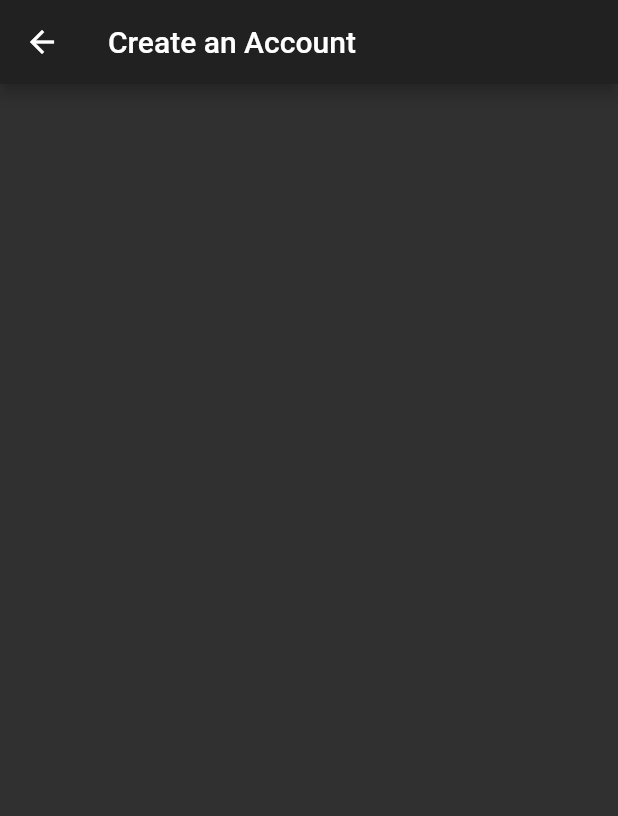
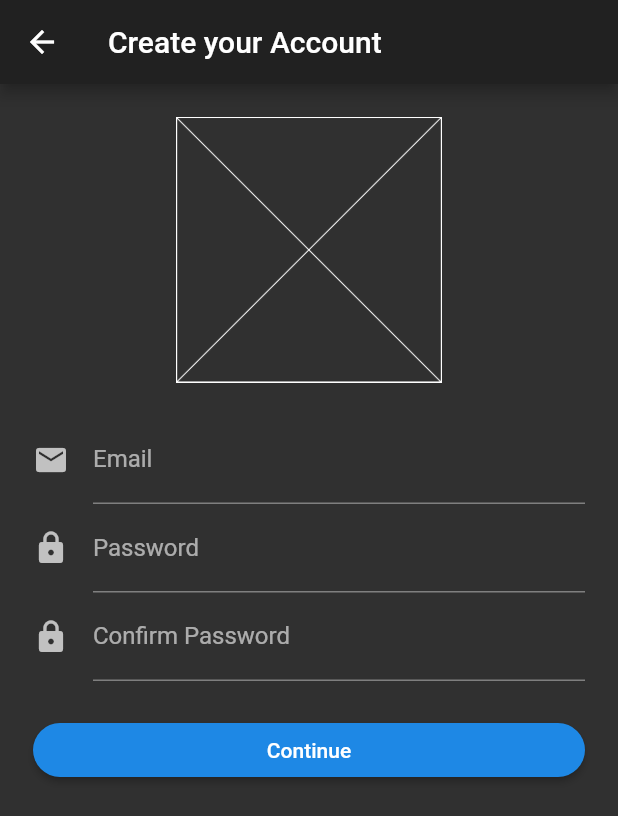
Before and after one commit to Emil1483/find_devs, a Flutter app: the CreateAccountRoute screen opened by its route, on a phone screen of 412 x 824 dp. Shown: the top 816 px of the screen. Run offline on Flutter 3.47's test engine with Material 2 defaults, Android fonts, the light colour scheme and no system bars; our stand-ins replace firebase_auth; accounts and stored records are empty.

Commit message:
create account route

```diff
--- a/lib/routes/auth_route.dart
+++ b/lib/routes/auth_route.dart
@@ -5,12 +5,18 @@ import '../providers/user.dart';
 import './home_route.dart';
 import './create_account.dart';
 
-class AuthRoute extends StatelessWidget {
+class AuthRoute extends StatefulWidget {
   static const routeName = "/auth";
 
+  @override
+  _AuthRouteState createState() => _AuthRouteState();
+}
+
+class _AuthRouteState extends State<AuthRoute> {
   final GlobalKey<FormState> _formKey = GlobalKey<FormState>();
-  final TextEditingController _email = TextEditingController();
-  final TextEditingController _password = TextEditingController();
+
+  String _email;
+  String _password;
 
   Widget _buildLogo() {
     return Container(
@@ -26,8 +32,8 @@ class AuthRoute extends StatelessWidget {
   List<Widget> _buildFormFields() {
     return <Widget>[
       TextFormField(
-        controller: _email,
         keyboardType: TextInputType.emailAddress,
+        onSaved: (String str) => _email = str,
         decoration: InputDecoration(
           labelText: "Email",
           icon: Icon(Icons.mail),
@@ -42,8 +48,8 @@ class AuthRoute extends StatelessWidget {
         },
       ),
       TextFormField(
-        controller: _password,
         obscureText: true,
+        onSaved: (String str) => _password = str,
         decoration: InputDecoration(
           labelText: "Password",
           icon: Icon(Icons.lock),
@@ -68,9 +74,11 @@ class AuthRoute extends StatelessWidget {
       onPressed: () async {
         final formState = _formKey.currentState;
         if (!formState.validate()) return;
+        formState.save();
+
         if (await user.signInWithEmail(
-          email: _email.text,
-          password: _password.text,
+          email: _email,
+          password: _password,
         )) {
           Navigator.pushReplacementNamed(context, HomeRoute.routeName);
         }
--- a/lib/routes/create_account.dart
+++ b/lib/routes/create_account.dart
@@ -1,13 +1,120 @@
 import 'package:flutter/material.dart';
+import 'package:provider/provider.dart';
 
-class CreateAccountRoute extends StatelessWidget {
+import '../providers/user.dart';
+import './home_route.dart';
+
+class CreateAccountRoute extends StatefulWidget {
   static const String routeName = "/createAcc";
+
+  @override
+  _CreateAccountRouteState createState() => _CreateAccountRouteState();
+}
+
+class _CreateAccountRouteState extends State<CreateAccountRoute> {
+  final GlobalKey<FormState> _formKey = GlobalKey<FormState>();
+
+  String _email;
+  String _password;
+  String _passwordConfirm;
+
+  Widget _buildLogo() {
+    return Container(
+      alignment: Alignment.center,
+      height: 177.0,
+      margin: EdgeInsets.symmetric(vertical: 22.0),
+      child: Image(
+        image: AssetImage("assets/missing_asset.png"),
+      ),
+    );
+  }
+
+  List<Widget> _buildFormFields() {
+    return <Widget>[
+      TextFormField(
+        keyboardType: TextInputType.emailAddress,
+        onSaved: (String str) => _email = str,
+        decoration: InputDecoration(
+          labelText: "Email",
+          icon: Icon(Icons.mail),
+        ),
+        validator: (String input) {
+          if (input.isEmpty) return "Please type in your email";
+          if (!RegExp(
+            r"[a-z0-9!#$%&'*+/=?^_`{|}~-]+(?:\.[a-z0-9!#$%&'*+/=?^_`{|}~-]+)*@(?:[a-z0-9](?:[a-z0-9-]*[a-z0-9])?\.)+[a-z0-9](?:[a-z0-9-]*[a-z0-9])?",
+          ).hasMatch(input)) return "Email must be valid";
+
+          return null;
+        },
+      ),
+      TextFormField(
+        obscureText: true,
+        onSaved: (String str) => _password = str,
+        decoration: InputDecoration(
+          labelText: "Password",
+          icon: Icon(Icons.lock),
+        ),
+        validator: (String input) {
+          if (input.isEmpty) return "Please type in your password";
+          if (input.length < 6) return "Password must be 6 characters or more";
+
+          return null;
+        },
+      ),
+      TextFormField(
+        obscureText: true,
+        onSaved: (String str) => _passwordConfirm = str,
+        decoration: InputDecoration(
+          labelText: "Confirm Password",
+          icon: Icon(Icons.lock),
+        ),
+        validator: (String input) {
+          if (input.isEmpty) return "Please type in your password";
+          if (input.length < 6) return "Password must be 6 characters or more";
+
+          return null;
+        },
+      ),
+    ];
+  }
+
+  Widget _buildContinue() {
+    User user = Provider.of<User>(context, listen: false);
+    return RaisedButton(
+      shape: RoundedRectangleBorder(
+        borderRadius: BorderRadius.circular(30.0),
+      ),
+      child: Text("Continue"),
+      onPressed: () async {
+        final formState = _formKey.currentState;
+        if (!formState.validate()) return;
+        formState.save();
+      },
+    );
+  }
 
   @override
   Widget build(BuildContext context) {
     return Scaffold(
       appBar: AppBar(
-        title: Text("Create an Account"),
+        title: Text("Create your Account"),
+      ),
+      body: Form(
+        key: _formKey,
+        child: SingleChildScrollView(
+          child: Padding(
+            padding: EdgeInsets.symmetric(horizontal: 22.0),
+            child: Column(
+              crossAxisAlignment: CrossAxisAlignment.stretch,
+              children: <Widget>[
+                _buildLogo(),
+                ..._buildFormFields(),
+                SizedBox(height: 22.0),
+                _buildContinue(),
+              ],
+            ),
+          ),
+        ),
       ),
     );
   }
```
